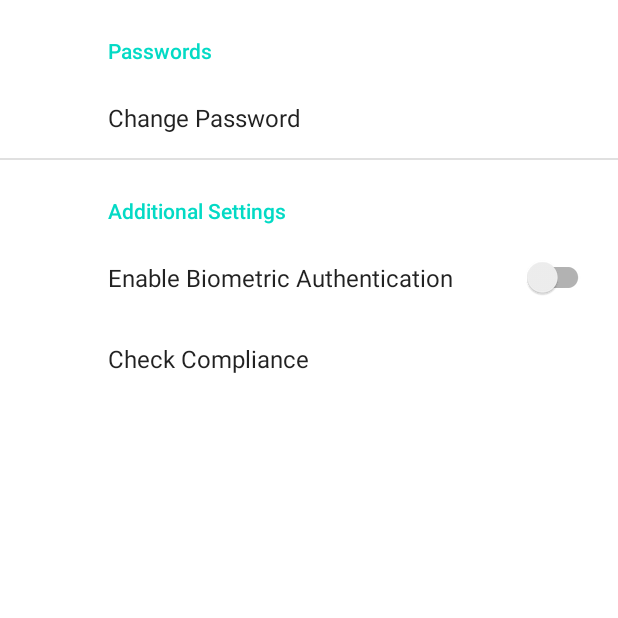
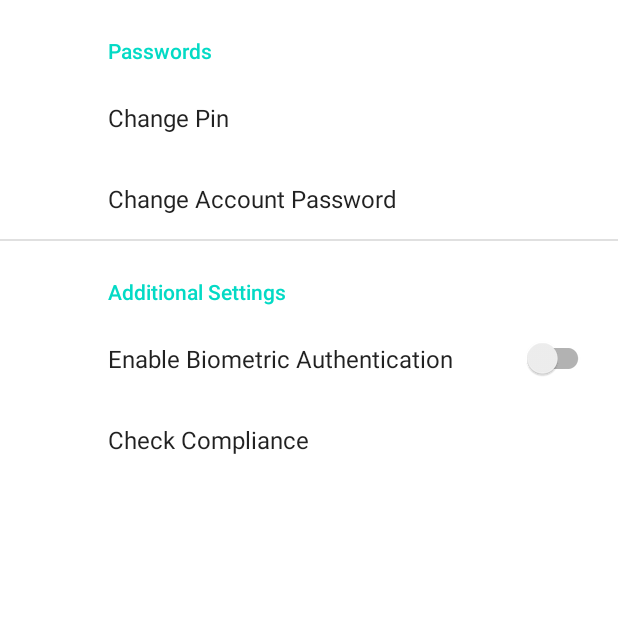
Before and after one commit to bchooxg/CSIT321, an Android app: the fragment SettingsFragment shown on its own in the app's theme, on a phone screen of 412 x 824 dp, the top half of it. Run offline under Robolectric (Android 15) with nearby library versions, the phone set to English and light mode, and no system bars; our stand-ins replace androidx.preference.

Commit message:
Added change password intent in settings

```diff
--- a/app/build.gradle
+++ b/app/build.gradle
@@ -11,8 +11,8 @@ android {
         applicationId "com.SFM.secureFolderManagement"
         minSdk 23
         targetSdk 32
-        versionCode 3
-        versionName "2.0.1"
+        versionCode 5
+        versionName "2.0.3"
 
         testInstrumentationRunner "androidx.test.runner.AndroidJUnitRunner"
     }
--- a/app/src/main/java/com/SFM/secureFolderManagement/SettingsActivity.kt
+++ b/app/src/main/java/com/SFM/secureFolderManagement/SettingsActivity.kt
@@ -1,7 +1,7 @@
 package com.SFM.secureFolderManagement
 
 import android.content.Intent
-import android.content.Context
+import android.net.Uri
 import android.os.Bundle
 import androidx.appcompat.app.ActionBar
 import androidx.appcompat.app.AppCompatActivity
@@ -35,8 +35,8 @@ class SettingsFragment : PreferenceFragmentCompat() {
         setPreferencesFromResource(R.xml.root_preferences, rootKey)
 
         // to send user to pin code activity
-        val preference: Preference? = findPreference("change_pin")
-        preference?.setOnPreferenceClickListener {
+        val changePinPreference: Preference? = findPreference("change_pin")
+        changePinPreference?.setOnPreferenceClickListener {
             context?.let { it1 -> getDefaultSharedPreferences(it1).edit().putBoolean("isPinSet", false).apply() }
             val intent = Intent(context, PasswordActivity::class.java)
             startActivity(intent)
@@ -44,13 +44,22 @@ class SettingsFragment : PreferenceFragmentCompat() {
         }
 
         // to send user to compliance checker activity
-        val preference2: Preference? = findPreference("check_compliance")
-        preference2?.setOnPreferenceClickListener {
+        val compliancePreference: Preference? = findPreference("check_compliance")
+        compliancePreference?.setOnPreferenceClickListener {
             val intent = Intent(context, ComplianceChecker::class.java)
             startActivity(intent)
             true
         }
 
+        // To send user to the web page to change their account password
+        val changePasswordPreference : Preference? = findPreference("change_password")
+        changePasswordPreference?.setOnPreferenceClickListener {
+            val browserIntent = Intent(Intent.ACTION_VIEW, Uri.parse("https://securefolderwebserver.onrender.com/api/users/changePassword"))
+            startActivity(browserIntent)
+            true
+        }
+
+
 
     }
 }
--- a/app/src/main/res/xml/root_preferences.xml
+++ b/app/src/main/res/xml/root_preferences.xml
@@ -5,9 +5,15 @@
 
         <Preference
             app:key="change_pin"
-            app:title="Change Password">
+            app:title="Change Pin">
 
         </Preference>
+        <Preference
+            app:key="change_password"
+            app:title="Change Account Password">
+
+        </Preference>
+
 
     </PreferenceCategory>
 
```
